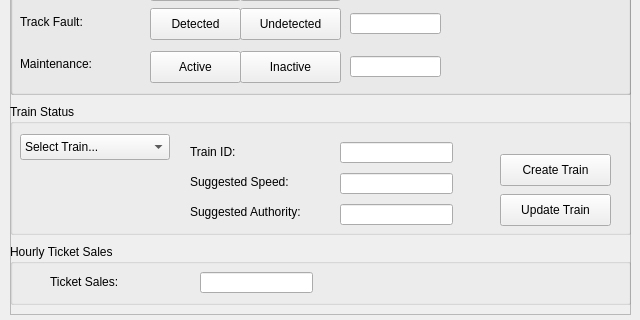
Old version of the form Admin_UI.ui in the repository keshavshankar08/ECE1140; both pictures show x 0 to 640 and y 206 to 526 of the 640 by 526 pixel window.
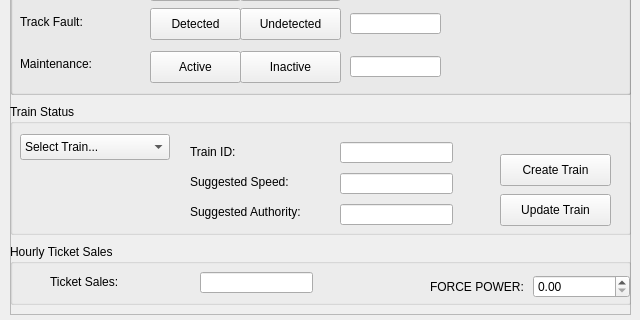
New version of the form.

Commit message: main changes (sorry)

Diff of the .ui file:
```diff
--- a/Admin_UI.ui
+++ b/Admin_UI.ui
@@ -533,6 +533,32 @@
        <string>Ticket Sales:</string>
       </property>
      </widget>
+     <widget class="QWidget" name="">
+      <property name="geometry">
+       <rect>
+        <x>420</x>
+        <y>30</y>
+        <width>200</width>
+        <height>26</height>
+       </rect>
+      </property>
+      <layout class="QHBoxLayout" name="horizontalLayout">
+       <item>
+        <widget class="QLabel" name="label">
+         <property name="text">
+          <string>FORCE POWER:</string>
+         </property>
+        </widget>
+       </item>
+       <item>
+        <widget class="QDoubleSpinBox" name="adminPower">
+         <property name="maximum">
+          <double>120000.000000000000000</double>
+         </property>
+        </widget>
+       </item>
+      </layout>
+     </widget>
     </widget>
    </widget>
   </widget>
```
The commit also changes 2 other files.
